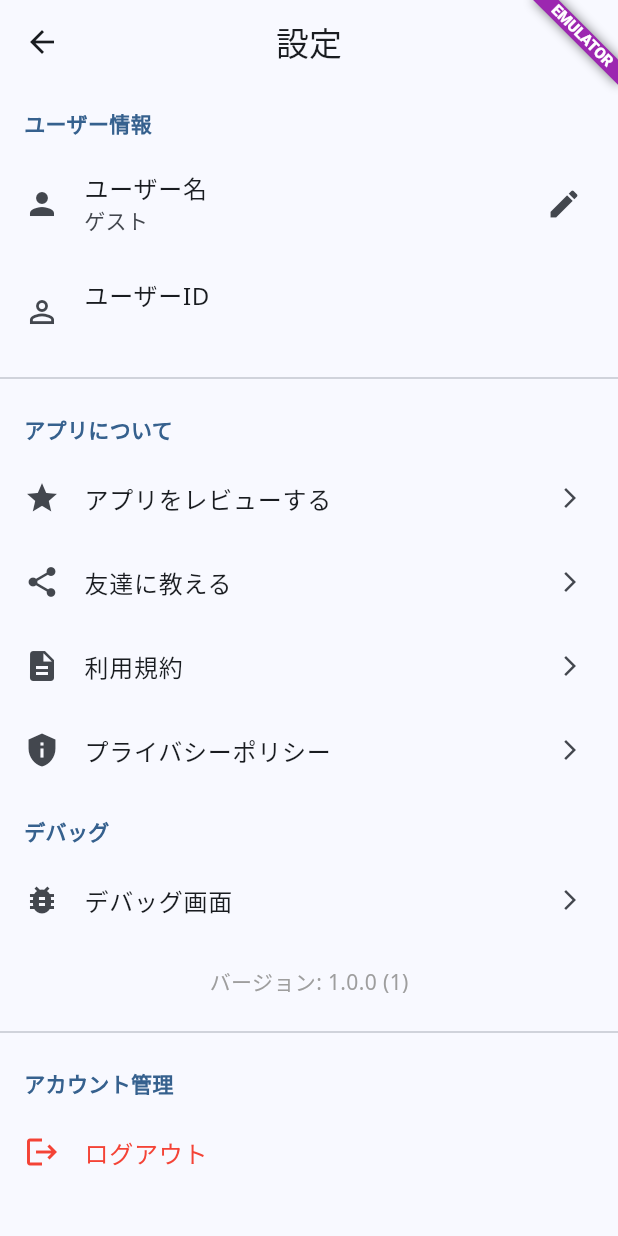
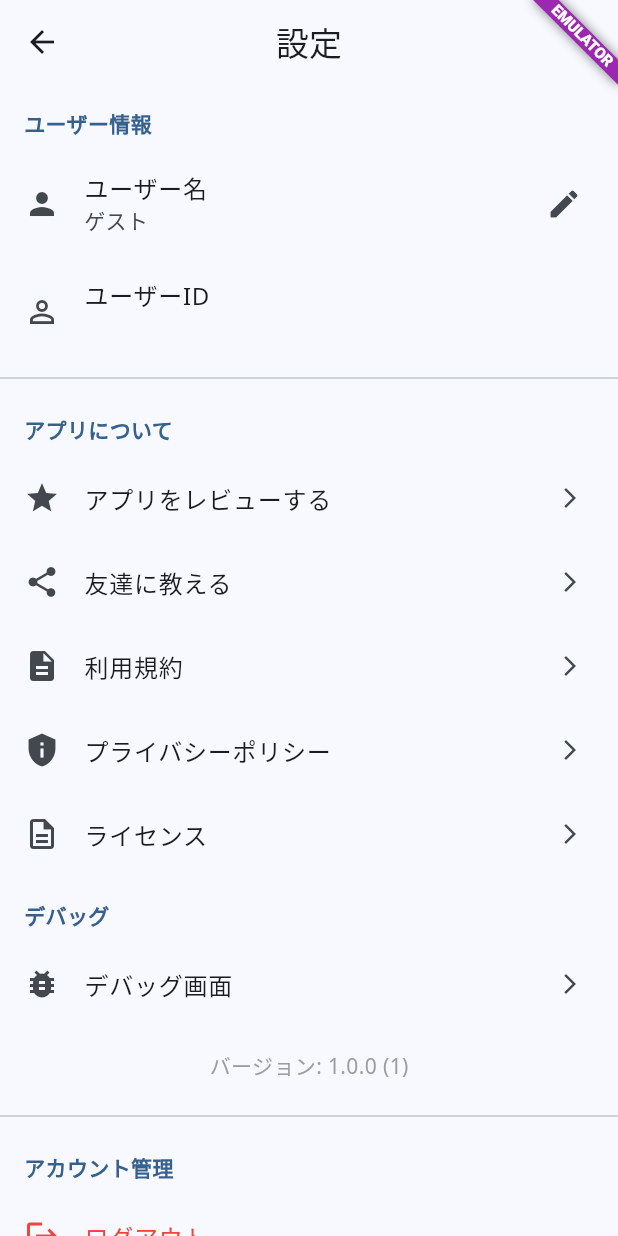
Before and after one commit to shotaIDE/talk-to-cavivara, a Flutter app: the SettingsScreen screen opened directly, on a phone screen of 412 x 824 dp. Run offline on Flutter 3.47's test engine with Material 3 defaults, Android fonts, the phone set to English and light mode, and no system bars; our stand-ins replace cloud_firestore, firebase_auth, firebase_core, flutter_riverpod, freezed_annotation, google_fonts and 2 more; accounts and stored records are empty; generated files the repository leaves out were written again.

Commit message:
Update settings_screen.dart

```diff
--- a/client/lib/features/settings/settings_screen.dart
+++ b/client/lib/features/settings/settings_screen.dart
@@ -71,6 +71,7 @@ class SettingsScreen extends ConsumerWidget {
                 _buildShareAppTile(context),
                 _buildTermsOfServiceTile(context),
                 _buildPrivacyPolicyTile(context),
+                _buildLicenseTile(context),
 
                 // デバッグセクション
                 _buildSectionHeader(context, 'デバッグ'),
@@ -109,6 +110,7 @@ class SettingsScreen extends ConsumerWidget {
               _buildShareAppTile(context),
               _buildTermsOfServiceTile(context),
               _buildPrivacyPolicyTile(context),
+              _buildLicenseTile(context),
 
               // デバッグセクション
               _buildSectionHeader(context, 'デバッグ'),
@@ -290,6 +292,22 @@ class SettingsScreen extends ConsumerWidget {
             ).showSnackBar(const SnackBar(content: Text('URLを開けませんでした')));
           }
         }
+      },
+    );
+  }
+
+  Widget _buildLicenseTile(BuildContext context) {
+    return ListTile(
+      leading: const Icon(Icons.description_outlined),
+      title: const Text('ライセンス'),
+      trailing: const Icon(Icons.arrow_forward_ios, size: 16),
+      onTap: () {
+        // ライセンス表示画面へ遷移
+        showLicensePage(
+          context: context,
+          applicationName: 'House Worker',
+          applicationLegalese: ' 2025 House Worker',
+        );
       },
     );
   }
```
